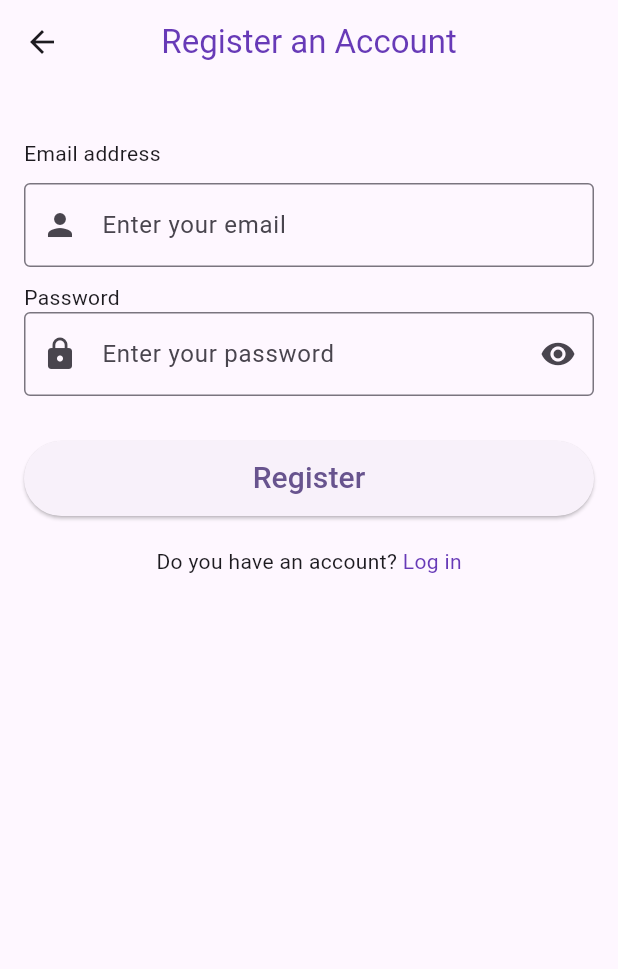
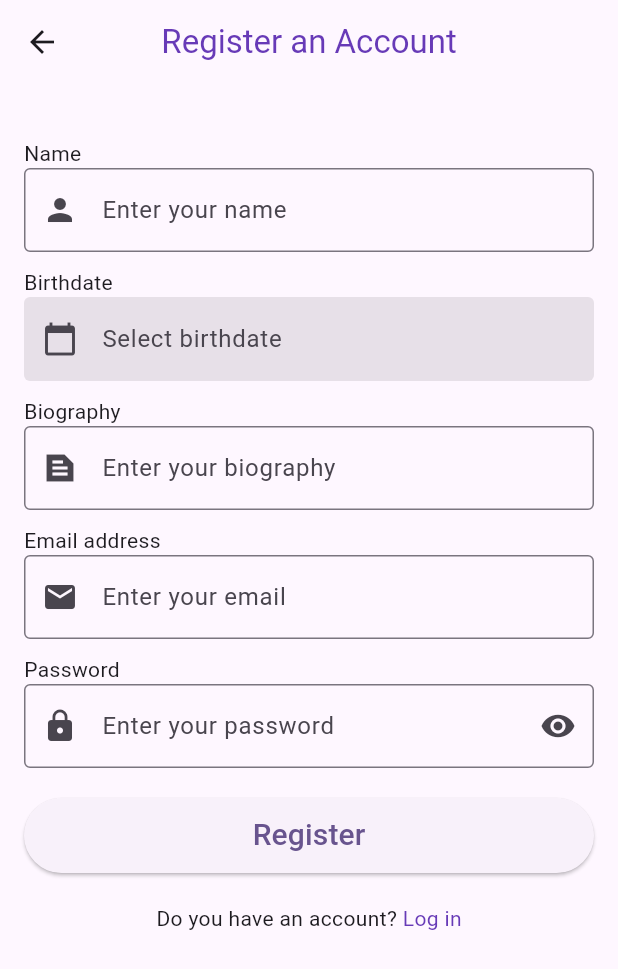
Before and after one commit to NecmiKural/flutter-login_register, a Flutter app: the screen it shows after launch, after a tap on "Sing Up", on a phone screen of 412 x 824 dp. Shown: the top 969 px of the screen. Run offline on Flutter 3.47's test engine with Material 3 defaults, Android fonts, the phone set to English and light mode, and no system bars; our stand-ins replace firebase_auth, firebase_core; accounts and stored records are empty.

Commit message:
register page ui done

```diff
--- a/lib/screens/login_page.dart
+++ b/lib/screens/login_page.dart
@@ -38,12 +38,13 @@ class _SignupScreenState extends State<LoginScreen> {
       ),
       body: Padding(
         padding: const EdgeInsets.all(16.0),
-        child: Column(
+        child: Wrap(
+          children: [
+            Column(
               crossAxisAlignment: CrossAxisAlignment.start,
               children: [
                 const SizedBox(height: 20),
                 const Text('Email address'),
-            const SizedBox(height: 10),
                 TextFormField(
                   controller: emailController,
                   keyboardType: TextInputType.emailAddress,
@@ -82,7 +83,7 @@ class _SignupScreenState extends State<LoginScreen> {
                     hintText: 'Enter your password',
                   ),
                 ),
-            const SizedBox(height: 10),
+                //const SizedBox(height: 10),
                 // GestureDetector(
                 //   onTap: () {},
                 //   child: const Text(
@@ -130,6 +131,8 @@ class _SignupScreenState extends State<LoginScreen> {
                 ),
               ],
             ),
+          ],
+        ),
       ),
     );
   }
--- a/lib/screens/register_page.dart
+++ b/lib/screens/register_page.dart
@@ -13,12 +13,17 @@ class RegisterScreen extends StatefulWidget {
 }
 
 class _SignupScreenState extends State<RegisterScreen> {
-  final emailController = TextEditingController();
-  final passwordController = TextEditingController();
+  final TextEditingController nameController = TextEditingController();
+  final TextEditingController dateController = TextEditingController();
+  final TextEditingController biographyController = TextEditingController();
+  final TextEditingController emailController = TextEditingController();
+  final TextEditingController passwordController = TextEditingController();
+
   bool _isObscure = true;
 
   @override
   void dispose() {
+    nameController.dispose();
     emailController.dispose();
     passwordController.dispose();
     super.dispose();
@@ -38,12 +43,56 @@ class _SignupScreenState extends State<RegisterScreen> {
       ),
       body: Padding(
         padding: const EdgeInsets.all(16.0),
-        child: Column(
+        child: Wrap(
+          children: [
+            Column(
               crossAxisAlignment: CrossAxisAlignment.start,
               children: [
                 const SizedBox(height: 20),
+                const Text('Name'),
+                TextFormField(
+                  controller: nameController,
+                  textInputAction: TextInputAction.next,
+                  decoration: const InputDecoration(
+                    border: OutlineInputBorder(),
+                    prefixIcon: Padding(
+                      padding: EdgeInsets.all(8),
+                      child: Icon(Icons.person),
+                    ),
+                    hintText: 'Enter your name',
+                  ),
+                ),
+                const SizedBox(height: 10),
+                const Text('Birthdate'),
+                TextField(
+                  controller: dateController,
+                  decoration: const InputDecoration(
+                      hintText: 'Select birthdate',
+                      filled: true,
+                      prefixIcon: Icon(Icons.calendar_today),
+                      enabledBorder:
+                          OutlineInputBorder(borderSide: BorderSide.none),
+                      focusedBorder: OutlineInputBorder(
+                          borderSide: BorderSide(color: Colors.deepPurple))),
+                  readOnly: true,
+                  onTap: _selectDate,
+                ),
+                const SizedBox(height: 10),
+                const Text('Biography'),
+                TextFormField(
+                  controller: biographyController,
+                  textInputAction: TextInputAction.next,
+                  decoration: const InputDecoration(
+                    border: OutlineInputBorder(),
+                    prefixIcon: Padding(
+                      padding: EdgeInsets.all(8),
+                      child: Icon(Icons.text_snippet_sharp),
+                    ),
+                    hintText: 'Enter your biography',
+                  ),
+                ),
+                const SizedBox(height: 10),
                 const Text('Email address'),
-            const SizedBox(height: 10),
                 TextFormField(
                   controller: emailController,
                   keyboardType: TextInputType.emailAddress,
@@ -52,7 +101,7 @@ class _SignupScreenState extends State<RegisterScreen> {
                     border: OutlineInputBorder(),
                     prefixIcon: Padding(
                       padding: EdgeInsets.all(8),
-                  child: Icon(Icons.person),
+                      child: Icon(Icons.mail),
                     ),
                     hintText: 'Enter your email',
                   ),
@@ -82,7 +131,7 @@ class _SignupScreenState extends State<RegisterScreen> {
                     hintText: 'Enter your password',
                   ),
                 ),
-            const SizedBox(height: 10),
+                //const SizedBox(height: 10),
                 // GestureDetector(
                 //   onTap: () {},
                 //   child: const Text(
@@ -130,7 +179,22 @@ class _SignupScreenState extends State<RegisterScreen> {
                 ),
               ],
             ),
+          ],
+        ),
       ),
     );
   }
+
+  Future<void> _selectDate() async {
+    DateTime? pickedDate = await showDatePicker(
+        context: context,
+        firstDate: DateTime(1914),
+        lastDate: DateTime(DateTime.now().year - 18));
+
+    if (pickedDate != null) {
+      setState(() {
+        dateController.text = pickedDate.toString().split(" ")[0];
+      });
     }
+  }
+}
```
Lines whose indentation alone changed are shown as unchanged.
